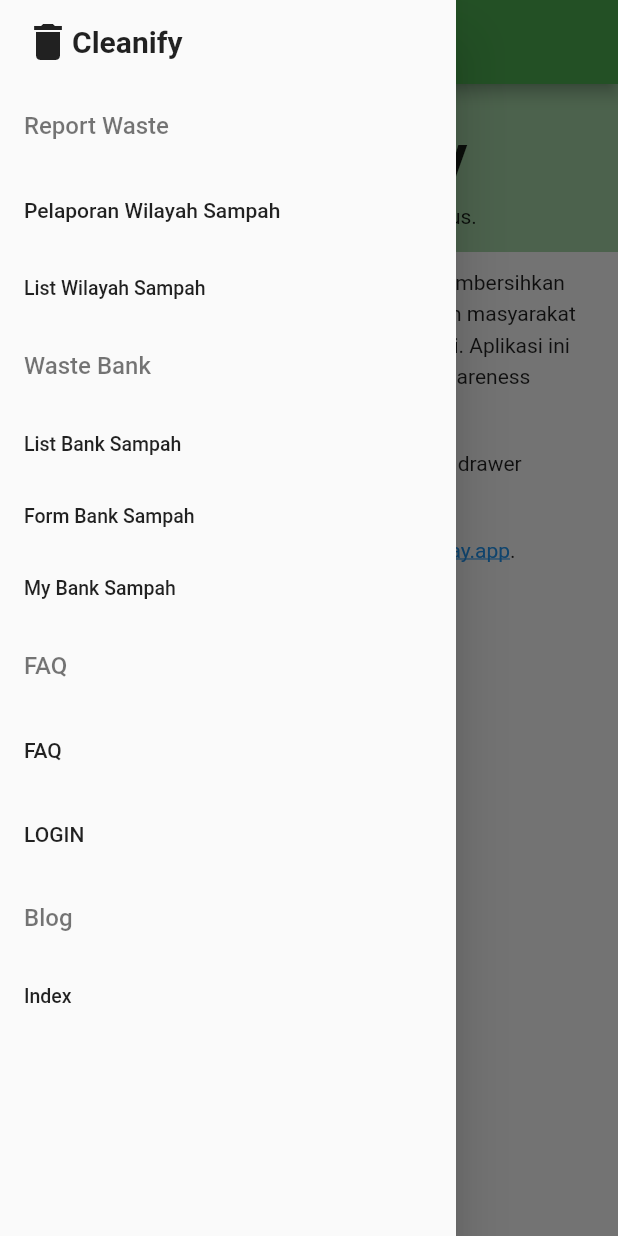
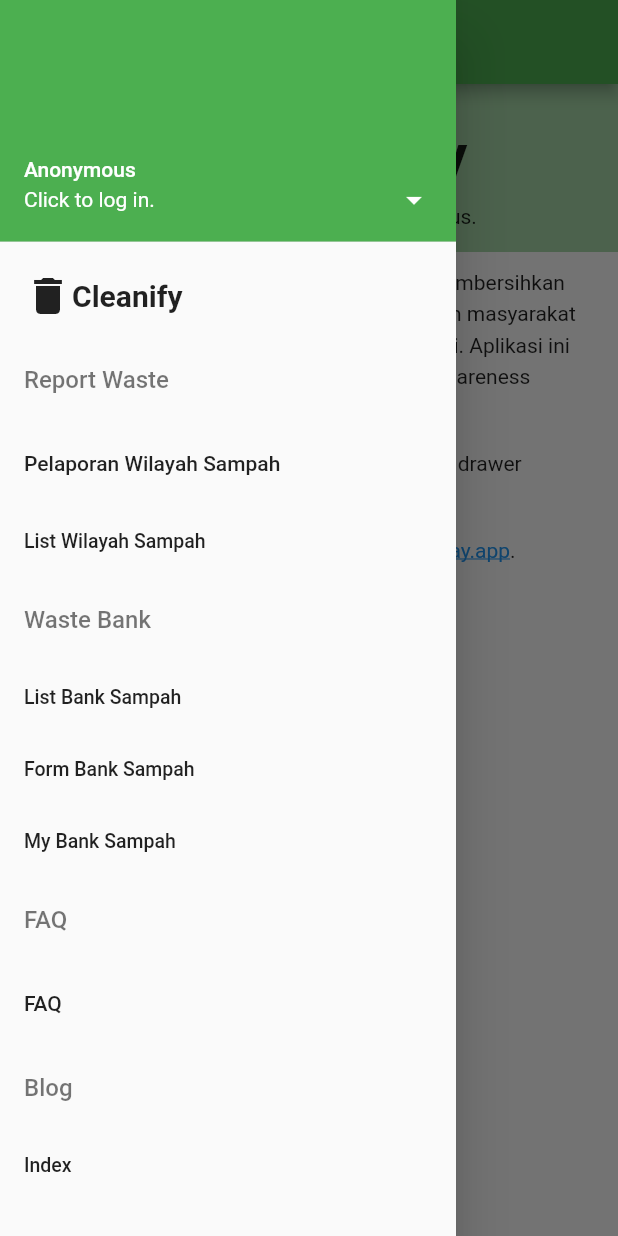
Before and after one commit to A03-PBP-2022/cleanify-mobile, a Flutter app: the screen it shows after launch, with the side drawer open, on a phone screen of 412 x 824 dp. Run offline on Flutter 3.47's test engine with Material 2 defaults, Android fonts, the phone set to English and light mode, and no system bars; our stand-ins replace flutter_markdown, infinite_scroll_pagination; missing offline and left inert: pbp_django_auth.

Commit message:
Auth: Sesuaikan drawer

```diff
--- a/lib/authentication/page/loginPage.dart
+++ b/lib/authentication/page/loginPage.dart
@@ -164,7 +164,6 @@ class _State extends State<LoginPage> {
                                       });
                                       print(request.jsonData);
                                       if (request.loggedIn) {
-                                        Navigator.pop(context);
                                         print("Logged in!");
                                         final info = request.jsonData['info'];
                                         user.email = info['email'];
@@ -176,6 +175,11 @@ class _State extends State<LoginPage> {
                                         user.permissions = (info['permissions'] as List).map((item) => item as String).toList();
                                         // print(8);
                                         // print(user.email);
+                                        Navigator.pop(context);
+                                        Navigator.pushReplacement(
+                                          context,
+                                          MaterialPageRoute(builder: (context) => const HomePage()),
+                                        );
                                       } else {
                                         setState(() {
                                           isFailed = true;
--- a/lib/core/drawer.dart
+++ b/lib/core/drawer.dart
@@ -1,3 +1,4 @@
+import 'package:cleanify/authentication/models/user.dart';
 import 'package:cleanify/authentication/page/loginPage.dart';
 import 'package:cleanify/faq/page/faqPage.dart';
 import 'package:cleanify/banksampah/page/my.dart';
@@ -8,17 +9,47 @@ import 'package:cleanify/banksampah/page/list.dart';
 import 'package:cleanify/banksampah/page/form.dart';
 import 'package:cleanify/laporsampah/page/form_report.dart';
 import 'package:cleanify/laporsampah/page/list_report.dart';
+import 'package:provider/provider.dart';
 
-class GlobalDrawer extends StatelessWidget {
-  const GlobalDrawer({
-    Key? key,
-  }) : super(key: key);
+import 'package:flutter/gestures.dart';
+import 'package:flutter/material.dart';
+import 'package:cleanify/core/drawer.dart';
+import 'package:url_launcher/url_launcher.dart';
+
+class GlobalDrawer extends StatefulWidget {
+  const GlobalDrawer({super.key});
+
+  final String title = 'Cleanify';
 
   @override
+  State<GlobalDrawer> createState() => _GlobalDrawerState();
+}
+class _GlobalDrawerState extends State<GlobalDrawer> {
+  bool isExpanded = false;
+  @override
   Widget build(BuildContext context) {
+    final user = context.watch<User>();
     return Drawer(
-      child: Column(
+      child: ListView(
         children: [
+          UserAccountsDrawerHeader(
+            accountName: Text(user.role == "anonymous" ? "Anonymous" : user.name ?? ""),
+            accountEmail: Text(user.role == "anonymous" ? "Click to log in." : user.email ?? ""),
+            onDetailsPressed:() {
+              setState(() {
+                isExpanded = !isExpanded;
+              });
+            },
+          ),
+          if (isExpanded) ListTile(
+            title: const Text('Login'),
+            onTap: () {
+              Navigator.push(
+                context,
+                MaterialPageRoute(builder: (context) => LoginPage()),
+              );
+            },
+          ),
           ListTile(
             title: Text.rich(
               TextSpan(
@@ -47,9 +78,9 @@ class GlobalDrawer extends StatelessWidget {
               ),
             ),
             onTap: () {
-              Navigator.pushReplacement(
+              Navigator.push(
                 context,
-                MaterialPageRoute(builder: (context) => const HomePage()),
+                MaterialPageRoute(builder: (context) =>  LoginPage()),
               );
             },
           ),
@@ -138,15 +169,6 @@ class GlobalDrawer extends StatelessWidget {
               );
             },
           ),
-          ListTile(
-            title: const Text('LOGIN'),
-            onTap: () {
-              Navigator.push(
-                context,
-                MaterialPageRoute(builder: (context) =>  LoginPage()),
-              );
-            },
-          ),
           const ListTile(
             title: Text(
               'Blog',
```
